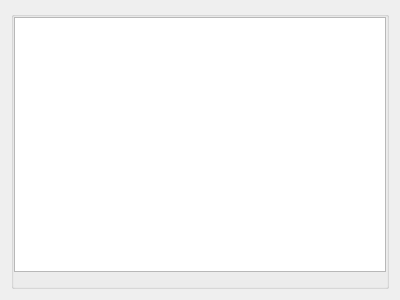
First picture: the form in dexbot/views/ui/tabs/table_tab.ui, repository xeroc/stakemachine, before the edit.
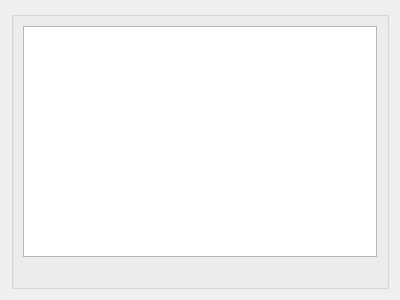
Second picture: the form after the edit.

Commit message: Change detail tabs margins

Patch:
```diff
--- a/dexbot/views/ui/tabs/table_tab.ui
+++ b/dexbot/views/ui/tabs/table_tab.ui
@@ -20,21 +20,6 @@
       <string/>
      </property>
      <layout class="QVBoxLayout" name="verticalLayout_5">
-      <property name="spacing">
-       <number>0</number>
-      </property>
-      <property name="leftMargin">
-       <number>0</number>
-      </property>
-      <property name="topMargin">
-       <number>0</number>
-      </property>
-      <property name="rightMargin">
-       <number>0</number>
-      </property>
-      <property name="bottomMargin">
-       <number>0</number>
-      </property>
       <item>
        <widget class="QTableWidget" name="table">
         <property name="editTriggers">
```
The commit also changes 2 other files.
